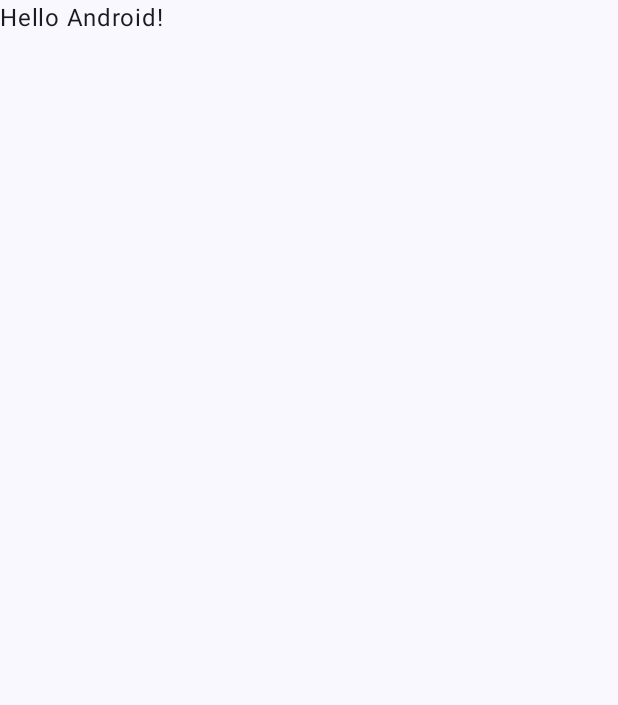
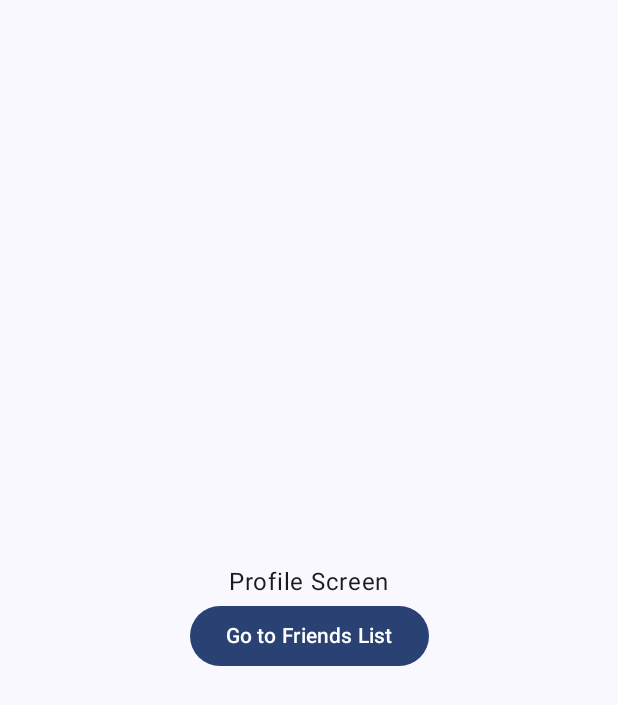
Before and after one commit to tnanhd/android-jetpack-compose-sandbox, an Android app built with Jetpack Compose: the screen it shows after launch (MainActivity), on a phone screen of 412 x 824 dp. Before the commit the part shown is almost empty. Shown: the top 705 px of the screen. Run offline under Robolectric (Android 15) with nearby library versions, the phone set to English and light mode, and no system bars.

Commit message:
feat: add NavHost and composable

```diff
--- a/navigation/app/build.gradle.kts
+++ b/navigation/app/build.gradle.kts
@@ -2,6 +2,8 @@ plugins {
     alias(libs.plugins.android.application)
     alias(libs.plugins.kotlin.android)
     alias(libs.plugins.kotlin.compose)
+    // Kotlin serialization plugin for type safe routes and navigation arguments
+    kotlin("plugin.serialization") version "2.0.21"
 }
 
 android {
@@ -40,6 +42,8 @@ android {
 }
 
 dependencies {
+    // Jetpack Compose integration
+    implementation(libs.androidx.navigation.compose)
 
     implementation(libs.androidx.core.ktx)
     implementation(libs.androidx.lifecycle.runtime.ktx)
--- a/navigation/app/src/main/java/com/example/navigation/MainActivity.kt
+++ b/navigation/app/src/main/java/com/example/navigation/MainActivity.kt
@@ -4,13 +4,6 @@ import android.os.Bundle
 import androidx.activity.ComponentActivity
 import androidx.activity.compose.setContent
 import androidx.activity.enableEdgeToEdge
-import androidx.compose.foundation.layout.fillMaxSize
-import androidx.compose.foundation.layout.padding
-import androidx.compose.material3.Scaffold
-import androidx.compose.material3.Text
-import androidx.compose.runtime.Composable
-import androidx.compose.ui.Modifier
-import androidx.compose.ui.tooling.preview.Preview
 import com.example.navigation.ui.theme.NavigationTheme
 
 class MainActivity : ComponentActivity() {
@@ -19,29 +12,8 @@ class MainActivity : ComponentActivity() {
         enableEdgeToEdge()
         setContent {
             NavigationTheme {
-                Scaffold(modifier = Modifier.fillMaxSize()) { innerPadding ->
-                    Greeting(
-                        name = "Android",
-                        modifier = Modifier.padding(innerPadding)
-                    )
-                }
+                NavigationAppNavHost()
             }
         }
     }
 }
-
-@Composable
-fun Greeting(name: String, modifier: Modifier = Modifier) {
-    Text(
-        text = "Hello $name!",
-        modifier = modifier
-    )
-}
-
-@Preview(showBackground = true)
-@Composable
-fun GreetingPreview() {
-    NavigationTheme {
-        Greeting("Android")
-    }
-}
--- /dev/null
+++ b/navigation/app/src/main/java/com/example/navigation/NavigationAppNavHost.kt
@@ -0,0 +1,47 @@
+package com.example.navigation
+
+import androidx.compose.runtime.Composable
+import androidx.compose.ui.Modifier
+import androidx.lifecycle.Lifecycle
+import androidx.navigation.NavHostController
+import androidx.navigation.compose.NavHost
+import androidx.navigation.compose.composable
+import androidx.navigation.compose.rememberNavController
+import kotlinx.serialization.Serializable
+
+@Serializable
+object Profile
+
+@Serializable
+object FriendsList
+
+@Composable
+fun NavigationAppNavHost(
+    modifier: Modifier = Modifier,
+    navController: NavHostController = rememberNavController(),
+) {
+    NavHost(
+        modifier = modifier,
+        navController = navController,
+        startDestination = Profile
+    ) {
+        composable<Profile> {
+            ProfileScreen(
+                onNavigateToFriendsList = {
+                    navController.navigate(FriendsList)
+                }
+            )
+        }
+        composable<FriendsList> {
+            FriendsListScreen(
+                onNavigateBack = {
+                    if (navController.currentBackStackEntry?.lifecycle?.currentState ==
+                        Lifecycle.State.RESUMED
+                    ) {
+                        navController.popBackStack()
+                    }
+                }
+            )
+        }
+    }
+}
--- /dev/null
+++ b/navigation/app/src/main/java/com/example/navigation/ProfileScreen.kt
@@ -0,0 +1,56 @@
+package com.example.navigation
+
+import androidx.compose.foundation.layout.Arrangement
+import androidx.compose.foundation.layout.Column
+import androidx.compose.foundation.layout.fillMaxSize
+import androidx.compose.foundation.layout.padding
+import androidx.compose.material3.Button
+import androidx.compose.material3.Scaffold
+import androidx.compose.material3.Text
+import androidx.compose.runtime.Composable
+import androidx.compose.ui.Alignment
+import androidx.compose.ui.Modifier
+import androidx.compose.ui.tooling.preview.Preview
+import com.example.navigation.ui.theme.NavigationTheme
+
+@Composable
+fun ProfileScreen(
+    modifier: Modifier = Modifier,
+    onNavigateToFriendsList: () -> Unit
+) {
+    Scaffold {
+        ProfileScreenContent(
+            modifier = modifier.padding(it),
+            onNavigateToFriendsList = onNavigateToFriendsList
+        )
+    }
+}
+
+@Composable
+fun ProfileScreenContent(
+    onNavigateToFriendsList: () -> Unit,
+    modifier: Modifier = Modifier,
+) {
+    Column(
+        modifier = modifier.fillMaxSize(),
+        horizontalAlignment = Alignment.CenterHorizontally,
+        verticalArrangement = Arrangement.Center,
+    ) {
+        Text("Profile Screen")
+        Button(
+            onClick = onNavigateToFriendsList,
+        ) {
+            Text("Go to Friends List")
+        }
+    }
+}
+
+@Preview(showBackground = true)
+@Composable
+fun ProfileScreenPreview() {
+    NavigationTheme {
+        ProfileScreenContent(
+            onNavigateToFriendsList = {}
+        )
+    }
+}
--- a/navigation/gradle/libs.versions.toml
+++ b/navigation/gradle/libs.versions.toml
@@ -8,9 +8,11 @@ espressoCore = "3.7.0"
 lifecycleRuntimeKtx = "2.9.4"
 activityCompose = "1.11.0"
 composeBom = "2024.09.00"
+navigationCompose = "2.9.5"
 
 [libraries]
 androidx-core-ktx = { group = "androidx.core", name = "core-ktx", version.ref = "coreKtx" }
+androidx-navigation-compose = { module = "androidx.navigation:navigation-compose", version.ref = "navigationCompose" }
 junit = { group = "junit", name = "junit", version.ref = "junit" }
 androidx-junit = { group = "androidx.test.ext", name = "junit", version.ref = "junitVersion" }
 androidx-espresso-core = { group = "androidx.test.espresso", name = "espresso-core", version.ref = "espressoCore" }
```
Also changed, not shown: navigation/app/src/main/java/com/example/navigation/FriendsListScreen.kt (added, +56 -0 lines), navigation/app/src/main/java/com/example/navigation/NavigationUtils.kt (added, +48 -0 lines).
